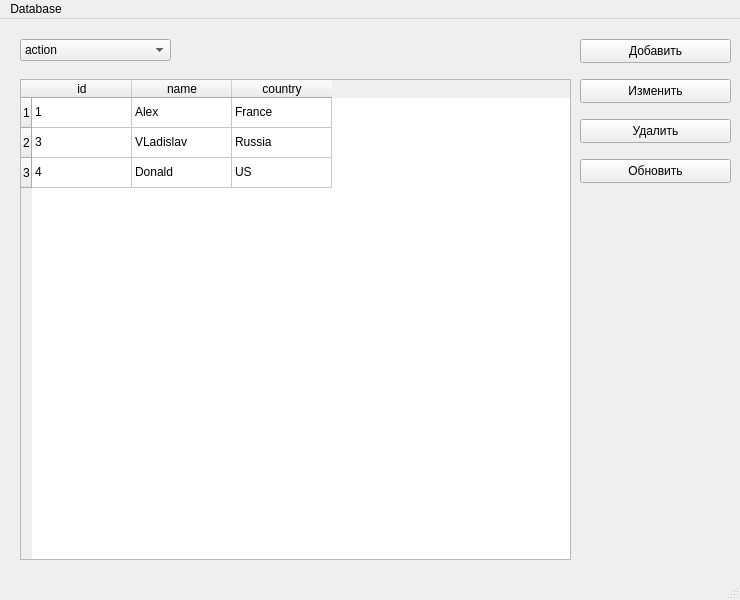
Old version of the form mainwindow.ui in the repository waay01/labSql.
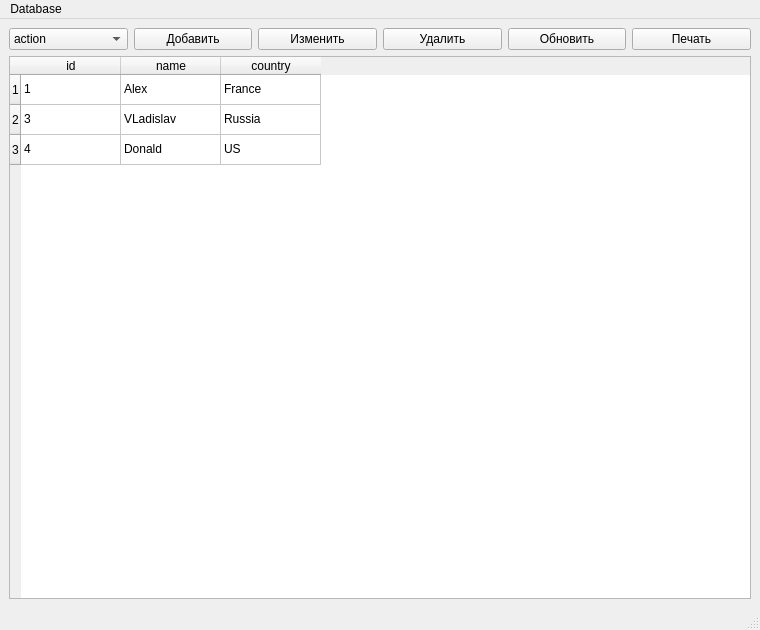
New version of the form.

Diff of the .ui file:
```diff
--- a/mainwindow.ui
+++ b/mainwindow.ui
@@ -6,23 +6,105 @@
    <rect>
     <x>0</x>
     <y>0</y>
-    <width>740</width>
-    <height>600</height>
+    <width>760</width>
+    <height>630</height>
    </rect>
   </property>
   <property name="windowTitle">
    <string>MainWindow</string>
   </property>
   <widget class="QWidget" name="centralwidget">
+   <layout class="QGridLayout" name="gridLayout">
+    <item row="0" column="0">
+     <layout class="QHBoxLayout" name="horizontalLayout">
+      <item>
+       <widget class="QComboBox" name="comboBox">
+        <item>
+         <property name="text">
+          <string>action</string>
+         </property>
+        </item>
+        <item>
+         <property name="text">
+          <string>allDeliveries</string>
+         </property>
+        </item>
+        <item>
+         <property name="text">
+          <string>author</string>
+         </property>
+        </item>
+        <item>
+         <property name="text">
+          <string>book</string>
+         </property>
+        </item>
+        <item>
+         <property name="text">
+          <string>logs</string>
+         </property>
+        </item>
+        <item>
+         <property name="text">
+          <string>marketBook</string>
+         </property>
+        </item>
+        <item>
+         <property name="text">
+          <string>staffMember</string>
+         </property>
+        </item>
+        <item>
+         <property name="text">
+          <string>typeStyle</string>
+         </property>
+        </item>
+        <item>
+         <property name="text">
+          <string>bookView</string>
+         </property>
+        </item>
+       </widget>
+      </item>
+      <item>
+       <widget class="QPushButton" name="pushButton">
+        <property name="text">
+         <string>Добавить</string>
+        </property>
+       </widget>
+      </item>
+      <item>
+       <widget class="QPushButton" name="pushButton_2">
+        <property name="text">
+         <string>Изменить</string>
+        </property>
+       </widget>
+      </item>
+      <item>
+       <widget class="QPushButton" name="pushButton_3">
+        <property name="text">
+         <string>Удалить</string>
+        </property>
+       </widget>
+      </item>
+      <item>
+       <widget class="QPushButton" name="pushButton_4">
+        <property name="text">
+         <string>Обновить</string>
+        </property>
+       </widget>
+      </item>
+      <item>
+       <widget class="QPushButton" name="pushButton_5">
+        <property name="text">
+         <string>Печать</string>
+        </property>
+       </widget>
+      </item>
+     </layout>
+    </item>
+    <item row="1" column="0">
    <widget class="QTableWidget" name="tableWidget">
-    <property name="geometry">
-     <rect>
-      <x>20</x>
-      <y>60</y>
-      <width>551</width>
-      <height>481</height>
-     </rect>
-    </property>
     <property name="layoutDirection">
      <enum>Qt::LeftToRight</enum>
     </property>
@@ -114,110 +196,15 @@
      </property>
     </item>
    </widget>
-   <widget class="QPushButton" name="pushButton">
-    <property name="geometry">
-     <rect>
-      <x>580</x>
-      <y>20</y>
-      <width>151</width>
-      <height>24</height>
-     </rect>
-    </property>
-    <property name="text">
-     <string>Добавить</string>
-    </property>
-   </widget>
-   <widget class="QPushButton" name="pushButton_2">
-    <property name="geometry">
-     <rect>
-      <x>580</x>
-      <y>60</y>
-      <width>151</width>
-      <height>24</height>
-     </rect>
-    </property>
-    <property name="text">
-     <string>Изменить</string>
-    </property>
-   </widget>
-   <widget class="QPushButton" name="pushButton_3">
-    <property name="geometry">
-     <rect>
-      <x>580</x>
-      <y>100</y>
-      <width>151</width>
-      <height>24</height>
-     </rect>
-    </property>
-    <property name="text">
-     <string>Удалить</string>
-    </property>
-   </widget>
-   <widget class="QPushButton" name="pushButton_4">
-    <property name="geometry">
-     <rect>
-      <x>580</x>
-      <y>140</y>
-      <width>151</width>
-      <height>24</height>
-     </rect>
-    </property>
-    <property name="text">
-     <string>Обновить</string>
-    </property>
-   </widget>
-   <widget class="QComboBox" name="comboBox">
-    <property name="geometry">
-     <rect>
-      <x>20</x>
-      <y>20</y>
-      <width>151</width>
-      <height>22</height>
-     </rect>
-    </property>
-    <item>
-     <property name="text">
-      <string>action</string>
-     </property>
     </item>
-    <item>
-     <property name="text">
-      <string>author</string>
-     </property>
-    </item>
-    <item>
-     <property name="text">
-      <string>book</string>
-     </property>
-    </item>
-    <item>
-     <property name="text">
-      <string>logs</string>
-     </property>
-    </item>
-    <item>
-     <property name="text">
-      <string>marketBook</string>
-     </property>
-    </item>
-    <item>
-     <property name="text">
-      <string>staffMember</string>
-     </property>
-    </item>
-    <item>
-     <property name="text">
-      <string>typeStyle</string>
-     </property>
-    </item>
-   </widget>
+   </layout>
   </widget>
   <widget class="QMenuBar" name="menubar">
    <property name="geometry">
     <rect>
      <x>0</x>
      <y>0</y>
-     <width>740</width>
+     <width>760</width>
      <height>22</height>
     </rect>
    </property>
```
Lines whose indentation alone changed are shown as unchanged.
